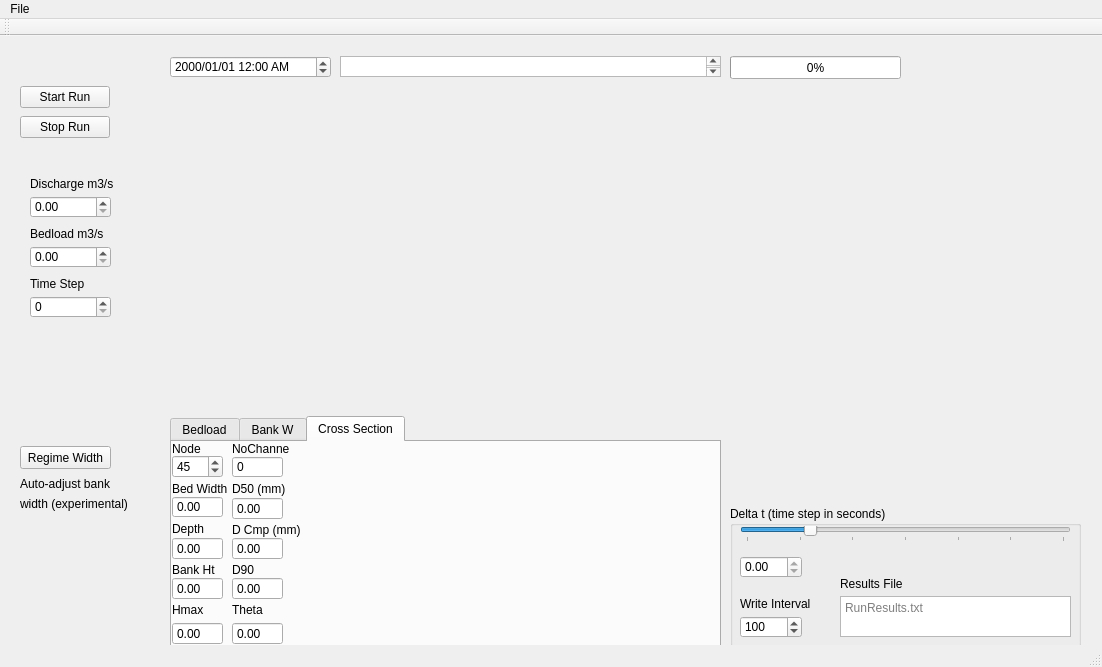
Before: the Qt Designer form RwaveWin.ui in jtunnicl/GRATE, drawn with Qt 5.
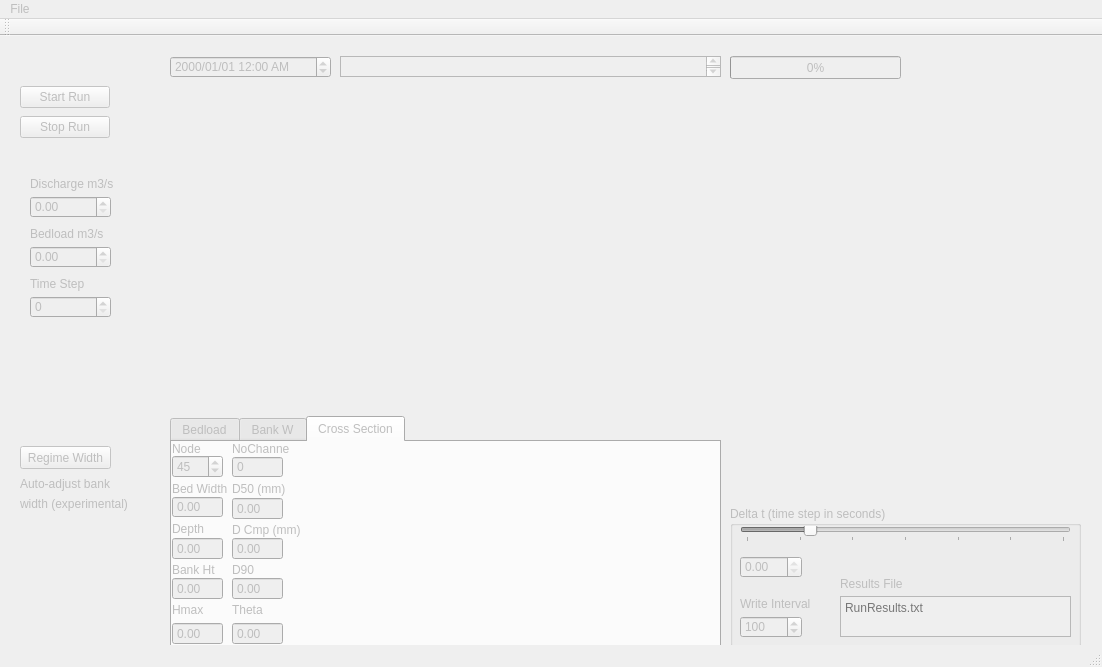
After: the same form once the commit is applied. Custom widgets are drawn as their Qt base class.

Patch:
```diff
--- a/RwaveWin.ui
+++ b/RwaveWin.ui
@@ -2,6 +2,9 @@
 <ui version="4.0">
  <class>MainWindow</class>
  <widget class="QMainWindow" name="MainWindow">
+  <property name="enabled">
+   <bool>false</bool>
+  </property>
   <property name="geometry">
    <rect>
     <x>0</x>
@@ -40,7 +43,10 @@
      <string>yyyy/MM/dd hh:mm AP</string>
     </property>
    </widget>
-   <widget class="QPushButton" name="refreshButton">
+   <widget class="QPushButton" name="startButton">
+    <property name="enabled">
+     <bool>false</bool>
+    </property>
     <property name="geometry">
      <rect>
       <x>20</x>
@@ -769,7 +775,7 @@
    </widget>
    <widget class="QPushButton" name="RegimeButton">
     <property name="enabled">
-     <bool>true</bool>
+     <bool>false</bool>
     </property>
     <property name="geometry">
      <rect>
```
